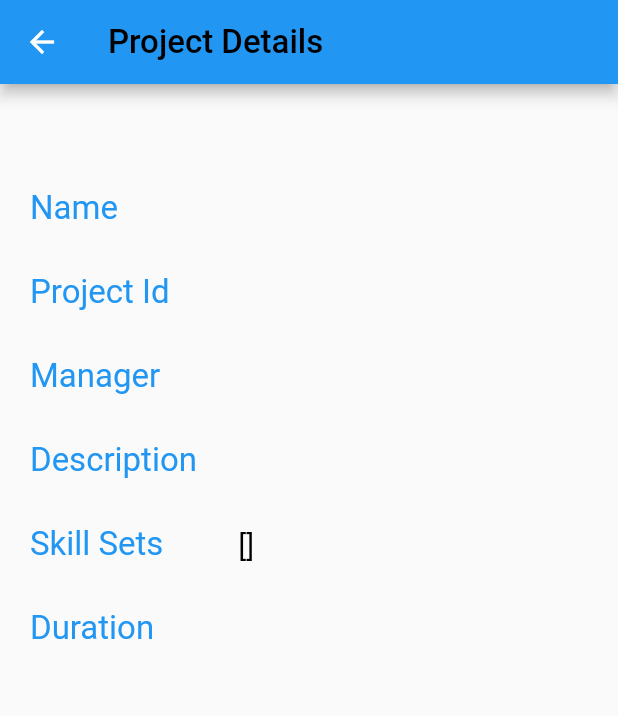
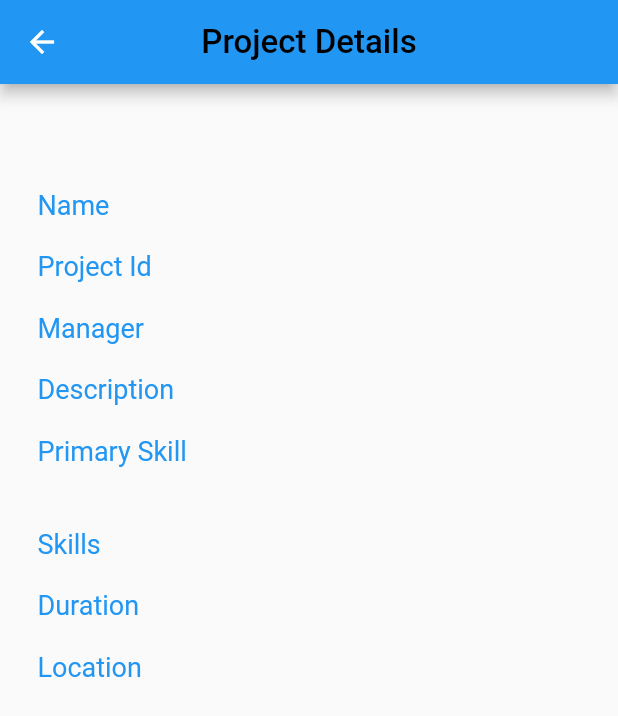
Before and after one commit to nishanthchandra90/ipp, a Flutter app: the ShowProjectScreen screen opened directly with empty values, on a phone screen of 412 x 824 dp. Shown: the top 716 px of the screen. Run offline on Flutter 3.47's test engine with Material 2 defaults, Android fonts, the phone set to English and light mode, and no system bars; our stand-ins replace basic_utils, numberpicker; network calls fail.

Commit message:
Fixed project details screen

```diff
--- a/internal_portal_projects/lib/model/project_details.dart
+++ b/internal_portal_projects/lib/model/project_details.dart
@@ -54,7 +54,7 @@ class ProjectDetails {
         'projectId': _projectId,
         'managerName': _managerName,
         'description': _description,
-        'currLocation': _currLocation,
+        'projLocation': _currLocation,
         'building': _building,
         'platform': _platform,
         'platformName': _platformName,
@@ -67,7 +67,7 @@ class ProjectDetails {
       json['projectId'],
       json['managerName'],
       json['description'],
-      json['currLocation'],
+      json['projLocation'],
       json['building'],
       json['platform'],
       json['platformName'],
--- a/internal_portal_projects/lib/screens/admin_screens/show_all_projects.dart
+++ b/internal_portal_projects/lib/screens/admin_screens/show_all_projects.dart
@@ -44,8 +44,7 @@ class _ProjectState extends State<Projects> {
             AsyncSnapshot<List<ProjectDetails>> snapshot) {
           if (snapshot.hasData) {
             return Column(
-                mainAxisAlignment: MainAxisAlignment.start,
-                crossAxisAlignment: CrossAxisAlignment.stretch,
+                mainAxisAlignment: MainAxisAlignment.spaceEvenly,
                 children: <Widget>[
                   new Expanded(child: _createProjectList(snapshot.data)),
                 ]);
@@ -84,9 +83,10 @@ class _ProjectState extends State<Projects> {
           context,
           new MaterialPageRoute(
               builder: (context) => new ShowProjectScreen(project))),
-      leading:
-          IPPText.simpleText(project.projectName.toUpperCase(), fontSize: 20.0),
-      title: Container(width: 40, child: Text(project.skills.toString())),
+      leading: IPPText.simpleText(
+          'ProjectId: ' + project.projectId.toUpperCase(),
+          fontSize: 18.0),
+      title: Container(width: 40, child: Text(project.currLocation.toString())),
     );
   }
 
--- a/internal_portal_projects/lib/screens/admin_screens/show_employee_detail.dart
+++ b/internal_portal_projects/lib/screens/admin_screens/show_employee_detail.dart
@@ -21,6 +21,7 @@ class ShowEmployeeState extends State<ShowEmployeeScreen> {
   Widget build(BuildContext context) {
     return Scaffold(
         appBar: AppBar(
+          centerTitle: true,
             leading: BackButton(onPressed: () => Navigator.pop(context)),
             title: IPPText.simpleText('Employee Details',
                 fontSize: 22.0, fontWeight: FontWeight.bold)),
--- a/internal_portal_projects/lib/screens/show_project_details_screen.dart
+++ b/internal_portal_projects/lib/screens/show_project_details_screen.dart
@@ -21,6 +21,7 @@ class ShowProjectState extends State<ShowProjectScreen> {
   Widget build(BuildContext context) {
     return Scaffold(
         appBar: AppBar(
+            centerTitle: true,
             leading: BackButton(onPressed: () => Navigator.pop(context)),
             title: IPPText.simpleText('Project Details',
                 fontSize: 22.0, fontWeight: FontWeight.bold)),
@@ -36,44 +37,52 @@ class ShowProjectState extends State<ShowProjectScreen> {
               children: [
             _createRow("Name", project.projectName.toUpperCase()),
             SizedBox(
-              height: 30,
+              height: 20,
             ),
             _createRow("Project Id", project.projectId.toUpperCase()),
             SizedBox(
-              height: 30,
+              height: 20,
             ),
             _createRow("Manager", project.managerName.toUpperCase()),
             SizedBox(
-              height: 30,
+              height: 20,
             ),
             _createRow("Description", project.description),
             SizedBox(
-              height: 30,
+              height: 20,
             ),
-            _createRow("Skill Sets", project.skills.toString()),
+            _createRow("Primary Skill", project.platform),
+            _createRow("", project.platformName),
             SizedBox(
-              height: 30,
+              height: 20,
             ),
-            _createRow("Duration", project.tenure)
+            _createRow("Skills", project.skills.join(", ")),
+            SizedBox(
+              height: 20,
+            ),
+            _createRow("Duration", project.tenure),
+            SizedBox(
+              height: 20,
+            ),
+            _createRow("Location", project.currLocation),
+            _createRow("", project.building ?? ''),
           ])),
     );
   }
-}
 
   _createRow(String fieldName, String fieldVal) {
-  return Row(
-    mainAxisAlignment: MainAxisAlignment.center,
+    return Padding(
+        padding: EdgeInsets.fromLTRB(5, 0, 20, 0),
+        child: Row(
+          mainAxisAlignment: MainAxisAlignment.spaceBetween,
           children: [
             IPPText.simpleText(fieldName,
-          fontWeight: FontWeight.bold, fontSize: 22, color: Colors.blue),
-      SizedBox(
-        width: 50,
-      ),
-      Expanded(
-          child: IPPText.simpleText(
+                fontWeight: FontWeight.bold, fontSize: 18, color: Colors.blue),
+            IPPText.simpleText(
               fieldVal,
-        fontSize: 20,
-      )),
+              fontSize: 16,
+            )
           ],
-  );
+        ));
   }
+}
--- a/internal_portal_projects/lib/service/project_manage_service.dart
+++ b/internal_portal_projects/lib/service/project_manage_service.dart
@@ -41,6 +41,7 @@ class ProjectManagementService {
     if (response.statusCode == 200) {
       String reply = await response.transform(utf8.decoder).join();
       final decoded = _decodeResponse(reply);
+      print(decoded);
       return decoded
           .map<ProjectDetails>((json) => ProjectDetails.fromJson(json))
           .toList();
```
Lines whose indentation alone changed are shown as unchanged.
